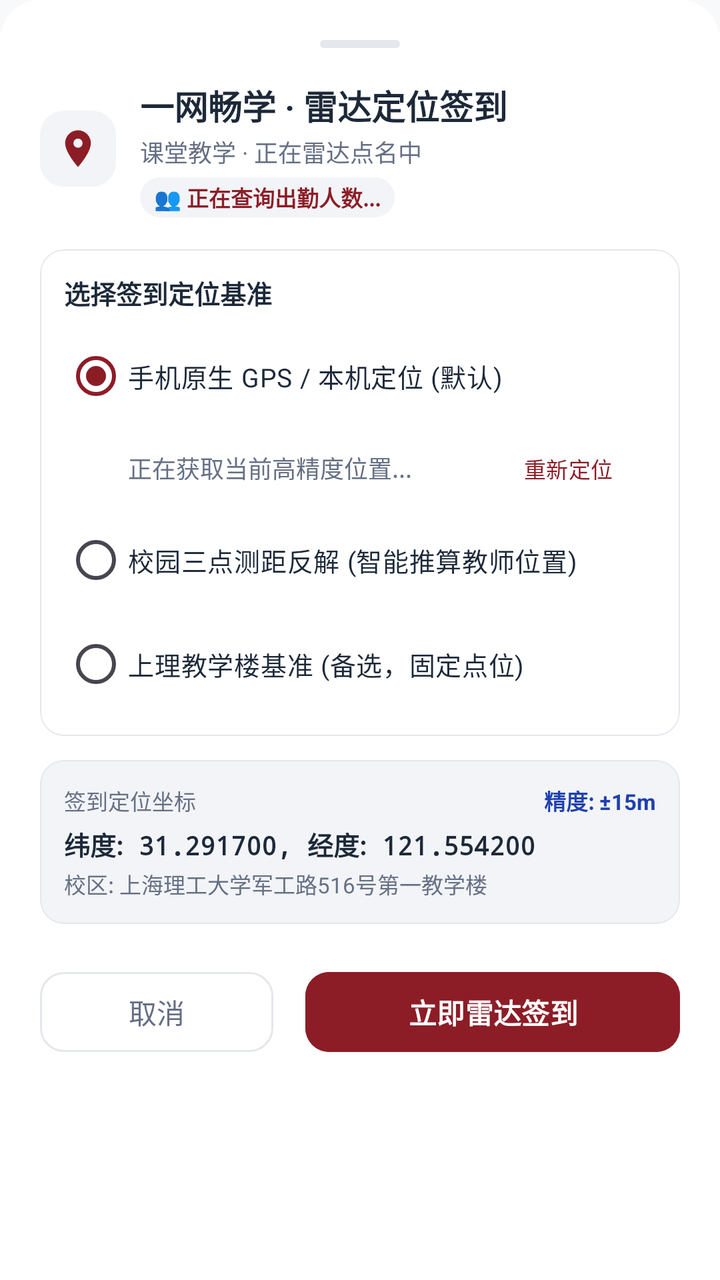
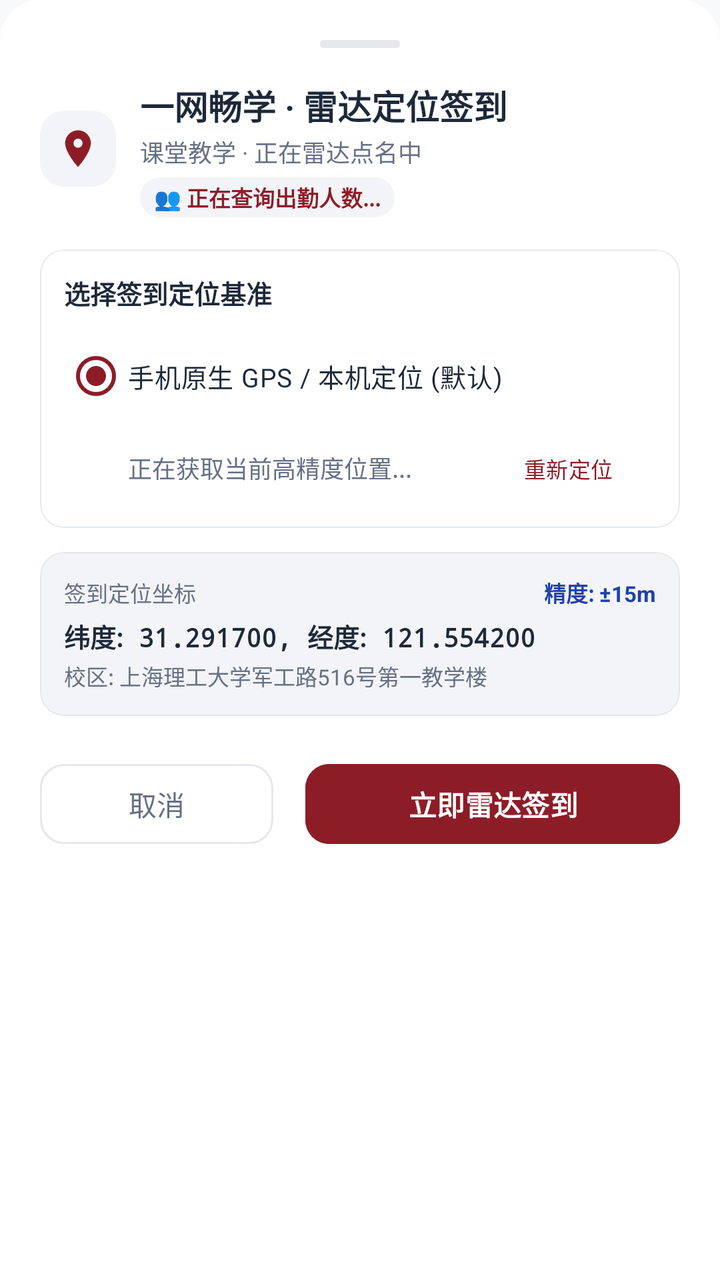

Screens rendered from an Android XML layout before and after an edit, with the pre-edit source and the edit as a unified diff.
<!-- AndroidManifest.xml: application theme Theme.UsstJwgl -->
<!-- res/layout/dialog_radar_rollcall.xml -->
<?xml version="1.0" encoding="utf-8"?>
<LinearLayout xmlns:android="http://schemas.android.com/apk/res/android"
    xmlns:app="http://schemas.android.com/apk/res-auto"
    xmlns:tools="http://schemas.android.com/tools"
    android:layout_width="match_parent"
    android:layout_height="wrap_content"
    android:background="@drawable/bg_sheet_dialog"
    android:orientation="vertical"
    android:padding="20dp">

    
    <View
        android:layout_width="40dp"
        android:layout_height="4dp"
        android:layout_gravity="center_horizontal"
        android:layout_marginBottom="16dp"
        android:background="@drawable/bg_bottom_sheet_handle" />

    
    <LinearLayout
        android:layout_width="match_parent"
        android:layout_height="wrap_content"
        android:gravity="center_vertical"
        android:orientation="horizontal">

        <ImageView
            android:layout_width="38dp"
            android:layout_height="38dp"
            android:background="@drawable/bg_badge_rounded"
            android:backgroundTint="@color/surface_variant"
            android:padding="8dp"
            android:src="@drawable/ic_location"
            app:tint="@color/primary" />

        <LinearLayout
            android:layout_width="0dp"
            android:layout_height="wrap_content"
            android:layout_marginStart="12dp"
            android:layout_weight="1"
            android:orientation="vertical">

            <TextView
                android:layout_width="wrap_content"
                android:layout_height="wrap_content"
                android:text="一网畅学 · 雷达定位签到"
                android:textColor="@color/text_primary"
                android:textSize="17sp"
                android:textStyle="bold" />

            <TextView
                android:id="@+id/tvRadarCourseInfo"
                android:layout_width="wrap_content"
                android:layout_height="wrap_content"
                android:layout_marginTop="2dp"
                android:text="课堂教学 · 正在雷达点名中"
                android:textColor="@color/text_secondary"
                android:textSize="12sp" />

            
            <TextView
                android:id="@+id/tvRadarAttendanceStats"
                android:layout_width="wrap_content"
                android:layout_height="wrap_content"
                android:layout_marginTop="4dp"
                android:background="@drawable/bg_badge_rounded"
                android:backgroundTint="@color/surface_variant"
                android:paddingHorizontal="7dp"
                android:paddingVertical="2dp"
                android:text="👥 正在查询出勤人数..."
                android:textColor="@color/primary"
                android:textSize="11sp"
                android:textStyle="bold" />

        </LinearLayout>

        <TextView
            android:id="@+id/tvRadarRollcallIdBadge"
            android:layout_width="wrap_content"
            android:layout_height="wrap_content"
            android:background="@drawable/bg_badge_rounded"
            android:paddingHorizontal="8dp"
            android:paddingVertical="3dp"
            android:visibility="gone"
            android:text="ID: --"
            android:textColor="@color/text_secondary"
            android:textSize="11sp" />

    </LinearLayout>

    
    <com.google.android.material.card.MaterialCardView
        android:layout_width="match_parent"
        android:layout_height="wrap_content"
        android:layout_marginTop="16dp"
        app:cardBackgroundColor="@color/surface"
        app:cardCornerRadius="12dp"
        app:cardElevation="0dp"
        app:strokeColor="@color/border"
        app:strokeWidth="0.8dp">

        <LinearLayout
            android:layout_width="match_parent"
            android:layout_height="wrap_content"
            android:orientation="vertical"
            android:padding="12dp">

            <TextView
                android:id="@+id/tvLocationModeTitle"
                android:layout_width="wrap_content"
                android:layout_height="wrap_content"
                android:text="选择签到定位基准"
                android:textColor="@color/text_primary"
                android:textSize="13sp"
                android:textStyle="bold" />

            <RadioGroup
                android:id="@+id/rgLocationMode"
                android:layout_width="match_parent"
                android:layout_height="wrap_content"
                android:layout_marginTop="8dp"
                android:orientation="vertical">

                
                <RadioButton
                    android:id="@+id/rbModeCurrentGps"
                    android:layout_width="match_parent"
                    android:layout_height="wrap_content"
                    android:checked="true"
                    android:text="手机原生 GPS / 本机定位 (默认)"
                    android:textColor="@color/text_primary"
                    android:textSize="13sp" />

                
                <LinearLayout
                    android:id="@+id/layoutGpsStatus"
                    android:layout_width="match_parent"
                    android:layout_height="wrap_content"
                    android:layout_marginStart="32dp"
                    android:layout_marginTop="4dp"
                    android:gravity="center_vertical"
                    android:orientation="horizontal">

                    <TextView
                        android:id="@+id/tvGpsStatus"
                        android:layout_width="0dp"
                        android:layout_height="wrap_content"
                        android:layout_weight="1"
                        android:text="正在获取当前高精度位置..."
                        android:textColor="@color/text_secondary"
                        android:textSize="12sp" />

                    <com.google.android.material.button.MaterialButton
                        android:id="@+id/btnRefreshGps"
                        style="@style/Widget.Material3.Button.TextButton"
                        android:layout_width="wrap_content"
                        android:layout_height="36dp"
                        android:text="重新定位"
                        android:textSize="11sp" />

                </LinearLayout>

                
                <RadioButton
                    android:id="@+id/rbModeTrilateration"
                    android:layout_width="match_parent"
                    android:layout_height="wrap_content"
                    android:layout_marginTop="4dp"
                    android:text="校园三点测距反解 (智能推算教师位置)"
                    android:textColor="@color/text_primary"
                    android:textSize="13sp" />

                
                <LinearLayout
                    android:id="@+id/layoutTrilaterationStatus"
                    android:layout_width="match_parent"
                    android:layout_height="wrap_content"
                    android:layout_marginStart="32dp"
                    android:layout_marginTop="4dp"
                    android:gravity="center_vertical"
                    android:orientation="horizontal"
                    android:visibility="gone">

                    <TextView
                        android:id="@+id/tvTrilaterationStatus"
                        android:layout_width="0dp"
                        android:layout_height="wrap_content"
                        android:layout_weight="1"
                        android:text="点击右侧按钮开始测距反解教师位置"
                        android:textColor="@color/text_secondary"
                        android:textSize="12sp" />

                    <com.google.android.material.button.MaterialButton
                        android:id="@+id/btnStartTrilateration"
                        style="@style/Widget.Material3.Button.TextButton"
                        android:layout_width="wrap_content"
                        android:layout_height="36dp"
                        android:text="开始测距"
                        android:textSize="11sp" />

                </LinearLayout>

                
                <RadioButton
                    android:id="@+id/rbModeBuilding"
                    android:layout_width="match_parent"
                    android:layout_height="wrap_content"
                    android:layout_marginTop="4dp"
                    android:text="上理教学楼基准 (备选，固定点位)"
                    android:textColor="@color/text_primary"
                    android:textSize="13sp" />

                
                <LinearLayout
                    android:id="@+id/layoutBuildingSelector"
                    android:layout_width="match_parent"
                    android:layout_height="wrap_content"
                    android:layout_marginStart="32dp"
                    android:layout_marginTop="4dp"
                    android:layout_marginBottom="8dp"
                    android:gravity="center_vertical"
                    android:orientation="horizontal"
                    android:visibility="gone">

                    <com.google.android.material.card.MaterialCardView
                        android:layout_width="match_parent"
                        android:layout_height="40dp"
                        app:cardBackgroundColor="@color/surface_variant"
                        app:cardCornerRadius="8dp"
                        app:cardElevation="0dp"
                        app:strokeColor="@color/border"
                        app:strokeWidth="0.8dp">

                        <Spinner
                            android:id="@+id/spinnerBuildings"
                            android:layout_width="match_parent"
                            android:layout_height="match_parent"
                            android:paddingHorizontal="10dp" />

                    </com.google.android.material.card.MaterialCardView>

                </LinearLayout>

            </RadioGroup>

        </LinearLayout>

    </com.google.android.material.card.MaterialCardView>

    
    <com.google.android.material.card.MaterialCardView
        android:layout_width="match_parent"
        android:layout_height="wrap_content"
        android:layout_marginTop="12dp"
        app:cardBackgroundColor="@color/surface_variant"
        app:cardCornerRadius="12dp"
        app:cardElevation="0dp"
        app:strokeColor="@color/border"
        app:strokeWidth="0.8dp">

        <LinearLayout
            android:layout_width="match_parent"
            android:layout_height="wrap_content"
            android:orientation="vertical"
            android:padding="12dp">

            <LinearLayout
                android:layout_width="match_parent"
                android:layout_height="wrap_content"
                android:gravity="center_vertical"
                android:orientation="horizontal">

                <TextView
                    android:layout_width="0dp"
                    android:layout_height="wrap_content"
                    android:layout_weight="1"
                    android:text="签到定位坐标"
                    android:textColor="@color/text_secondary"
                    android:textSize="11sp" />

                <TextView
                    android:id="@+id/tvAccuracyTip"
                    android:layout_width="wrap_content"
                    android:layout_height="wrap_content"
                    android:text="精度: ±15m"
                    android:textColor="@color/grade_blue_text"
                    android:textSize="11sp"
                    android:textStyle="bold" />

            </LinearLayout>

            <TextView
                android:id="@+id/tvCoordinatesDisplay"
                android:layout_width="wrap_content"
                android:layout_height="wrap_content"
                android:layout_marginTop="4dp"
                android:fontFamily="monospace"
                android:text="纬度: 31.291700, 经度: 121.554200"
                android:textColor="@color/text_primary"
                android:textSize="13sp"
                android:textStyle="bold" />

            <TextView
                android:id="@+id/tvSelectedBuildingCampus"
                android:layout_width="wrap_content"
                android:layout_height="wrap_content"
                android:layout_marginTop="2dp"
                android:text="校区: 上海理工大学军工路516号第一教学楼"
                android:textColor="@color/text_secondary"
                android:textSize="11sp" />

        </LinearLayout>

    </com.google.android.material.card.MaterialCardView>

    
    <com.google.android.material.checkbox.MaterialCheckBox
        android:id="@+id/cbRadarSignAll"
        android:layout_width="match_parent"
        android:layout_height="wrap_content"
        android:layout_marginTop="10dp"
        android:text="同时为全部已保存账号签到 (独立设备码)"
        android:textColor="@color/text_secondary"
        android:textSize="12.5sp"
        android:visibility="gone" />

    
    <LinearLayout
        android:layout_width="match_parent"
        android:layout_height="wrap_content"
        android:layout_marginTop="20dp"
        android:gravity="center_vertical"
        android:orientation="horizontal">

        <com.google.android.material.button.MaterialButton
            android:id="@+id/btnCancelRadar"
            style="@style/Widget.Material3.Button.OutlinedButton"
            android:layout_width="0dp"
            android:layout_height="48dp"
            android:layout_marginEnd="8dp"
            android:layout_weight="1"
            android:text="取消"
            android:textColor="@color/text_secondary"
            app:cornerRadius="12dp"
            app:strokeColor="@color/border" />

        <FrameLayout
            android:layout_width="0dp"
            android:layout_height="48dp"
            android:layout_marginStart="8dp"
            android:layout_weight="1.6">

            <com.google.android.material.button.MaterialButton
                android:id="@+id/btnSubmitRadar"
                android:layout_width="match_parent"
                android:layout_height="match_parent"
                android:backgroundTint="@color/primary"
                android:text="立即雷达签到"
                android:textColor="@color/on_primary"
                android:textSize="14sp"
                android:textStyle="bold"
                app:cornerRadius="12dp" />

            <ProgressBar
                android:id="@+id/progressRadarSubmitting"
                android:layout_width="24dp"
                android:layout_height="24dp"
                android:layout_gravity="center"
                android:indeterminateTint="#FFFFFF"
                android:visibility="gone" />

        </FrameLayout>

    </LinearLayout>

</LinearLayout>
<!-- resources referenced by this layout -->
<resources>
  <color name="border">#E4E7EC</color>
  <color name="grade_blue_text">#1E40AF</color>
  <color name="on_primary">#FFFFFF</color>
  <color name="primary">#8C1D27</color>
  <color name="surface">#FFFFFF</color>
  <color name="surface_variant">#F2F4F7</color>
  <color name="text_primary">#1D2939</color>
  <color name="text_secondary">#667085</color>
  <!-- drawable bg_badge_rounded (drawable) -->
  <?xml version="1.0" encoding="utf-8"?>
  <shape xmlns:android="http://schemas.android.com/apk/res/android"
      android:shape="rectangle">
      <corners android:radius="12dp" />
      <solid android:color="@color/badge_bg" />
  </shape>
  <!-- drawable bg_bottom_sheet_handle (drawable) -->
  <?xml version="1.0" encoding="utf-8"?>
  <shape xmlns:android="http://schemas.android.com/apk/res/android">
      <solid android:color="@color/border" />
      <corners android:radius="2dp" />
  </shape>
  <!-- drawable bg_sheet_dialog (drawable) -->
  <?xml version="1.0" encoding="utf-8"?>
  <shape xmlns:android="http://schemas.android.com/apk/res/android"
      android:shape="rectangle">
      <solid android:color="@color/surface" />
      <corners
          android:topLeftRadius="20dp"
          android:topRightRadius="20dp"
          android:bottomLeftRadius="0dp"
          android:bottomRightRadius="0dp" />
  </shape>
  <!-- drawable ic_location (drawable) -->
  <vector xmlns:android="http://schemas.android.com/apk/res/android"
      android:width="24dp"
      android:height="24dp"
      android:viewportWidth="24"
      android:viewportHeight="24">
      <path
          android:fillColor="#FF000000"
          android:pathData="M12,2C8.13,2 5,5.13 5,9c0,5.25 7,13 7,13s7,-7.75 7,-13c0,-3.87 -3.13,-7 -7,-7zM12,11.5c-1.38,0 -2.5,-1.12 -2.5,-2.5s1.12,-2.5 2.5,-2.5 2.5,1.12 2.5,2.5 -1.12,2.5 -2.5,2.5z" />
  </vector>
  <style name="Theme.UsstJwgl" parent="Theme.Material3.DayNight.NoActionBar">
          <item name="colorPrimary">@color/primary</item>
          <item name="colorOnPrimary">@color/on_primary</item>
          <item name="colorPrimaryContainer">@color/primary_container</item>
          <item name="colorOnPrimaryContainer">@color/on_primary_container</item>
  
          <item name="colorSecondary">@color/secondary</item>
          <item name="colorSecondaryContainer">@color/secondary_container</item>
          <item name="colorOnSecondaryContainer">@color/on_secondary_container</item>
  
          <item name="android:statusBarColor">@android:color/transparent</item>
          <item name="android:windowLightStatusBar">true</item>
          <item name="android:navigationBarColor">@android:color/transparent</item>
          <item name="android:windowLightNavigationBar" tools:targetApi="o_mr1">true</item>
          <item name="android:windowBackground">@color/background</item>
  
          
          <item name="bottomNavigationStyle">@style/Widget.Material3.BottomNavigationView</item>
  
          
          <item name="materialCardViewStyle">@style/Widget.Material3.CardView.Outlined</item>
          <item name="android:forceDarkAllowed" tools:targetApi="q">false</item>
      </style>
  <color name="badge_bg">#FFDAD8</color>
  <color name="primary_container">#FFDAD8</color>
  <color name="on_primary_container">#3B080E</color>
  <color name="secondary">#775654</color>
  <color name="secondary_container">#FFDAD7</color>
  <color name="on_secondary_container">#2C1514</color>
  <color name="background">#F8F9FA</color>
</resources>

<!-- the commit's change to res/layout/dialog_radar_rollcall.xml (unified diff, before → after) -->
@@ -160,85 +160,12 @@
                 </LinearLayout>
 
                 
-                <RadioButton
-                    android:id="@+id/rbModeTrilateration"
+                <LinearLayout
+                    android:id="@+id/devRadarExtraContainer"
                     android:layout_width="match_parent"
                     android:layout_height="wrap_content"
-                    android:layout_marginTop="4dp"
-                    android:text="校园三点测距反解 (智能推算教师位置)"
-                    android:textColor="@color/text_primary"
-                    android:textSize="13sp" />
-
-                
-                <LinearLayout
-                    android:id="@+id/layoutTrilaterationStatus"
-                    android:layout_width="match_parent"
-                    android:layout_height="wrap_content"
-                    android:layout_marginStart="32dp"
-                    android:layout_marginTop="4dp"
-                    android:gravity="center_vertical"
-                    android:orientation="horizontal"
-                    android:visibility="gone">
-
-                    <TextView
-                        android:id="@+id/tvTrilaterationStatus"
-                        android:layout_width="0dp"
-                        android:layout_height="wrap_content"
-                        android:layout_weight="1"
-                        android:text="点击右侧按钮开始测距反解教师位置"
-                        android:textColor="@color/text_secondary"
-                        android:textSize="12sp" />
-
-                    <com.google.android.material.button.MaterialButton
-                        android:id="@+id/btnStartTrilateration"
-                        style="@style/Widget.Material3.Button.TextButton"
-                        android:layout_width="wrap_content"
-                        android:layout_height="36dp"
-                        android:text="开始测距"
-                        android:textSize="11sp" />
-
-                </LinearLayout>
-
-                
-                <RadioButton
-                    android:id="@+id/rbModeBuilding"
-                    android:layout_width="match_parent"
-                    android:layout_height="wrap_content"
-                    android:layout_marginTop="4dp"
-                    android:text="上理教学楼基准 (备选，固定点位)"
-                    android:textColor="@color/text_primary"
-                    android:textSize="13sp" />
-
-                
-                <LinearLayout
-                    android:id="@+id/layoutBuildingSelector"
-                    android:layout_width="match_parent"
-                    android:layout_height="wrap_content"
-                    android:layout_marginStart="32dp"
-                    android:layout_marginTop="4dp"
-                    android:layout_marginBottom="8dp"
-                    android:gravity="center_vertical"
-                    android:orientation="horizontal"
-                    android:visibility="gone">
-
-                    <com.google.android.material.card.MaterialCardView
-                        android:layout_width="match_parent"
-                        android:layout_height="40dp"
-                        app:cardBackgroundColor="@color/surface_variant"
-                        app:cardCornerRadius="8dp"
-                        app:cardElevation="0dp"
-                        app:strokeColor="@color/border"
-                        app:strokeWidth="0.8dp">
-
-                        <Spinner
-                            android:id="@+id/spinnerBuildings"
-                            android:layout_width="match_parent"
-                            android:layout_height="match_parent"
-                            android:paddingHorizontal="10dp" />
-
-                    </com.google.android.material.card.MaterialCardView>
-
-                </LinearLayout>
+                    android:orientation="vertical"
+                    android:visibility="gone" />
 
             </RadioGroup>
 
@@ -313,14 +240,11 @@
     </com.google.android.material.card.MaterialCardView>
 
     
-    <com.google.android.material.checkbox.MaterialCheckBox
-        android:id="@+id/cbRadarSignAll"
+    <FrameLayout
+        android:id="@+id/devRadarBatchContainer"
         android:layout_width="match_parent"
         android:layout_height="wrap_content"
         android:layout_marginTop="10dp"
-        android:text="同时为全部已保存账号签到 (独立设备码)"
-        android:textColor="@color/text_secondary"
-        android:textSize="12.5sp"
         android:visibility="gone" />
 
     
